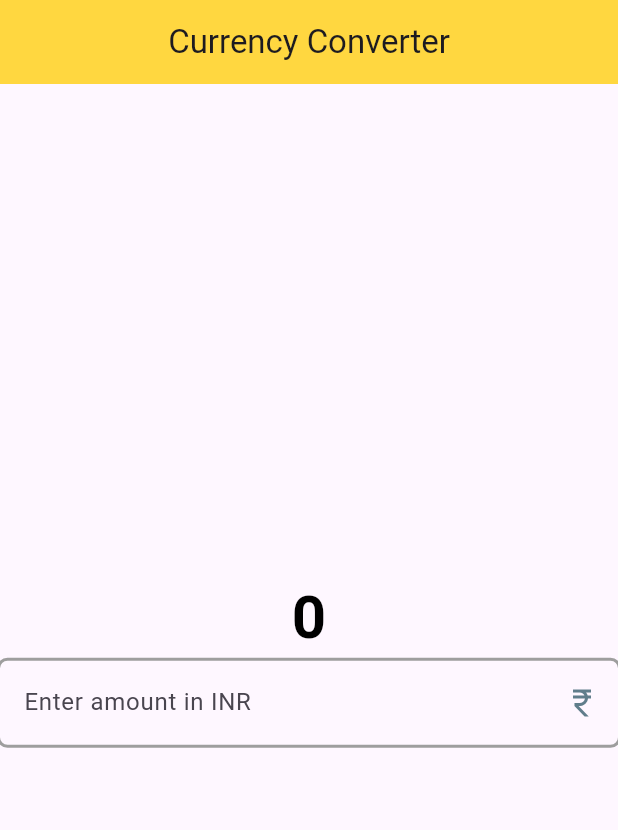
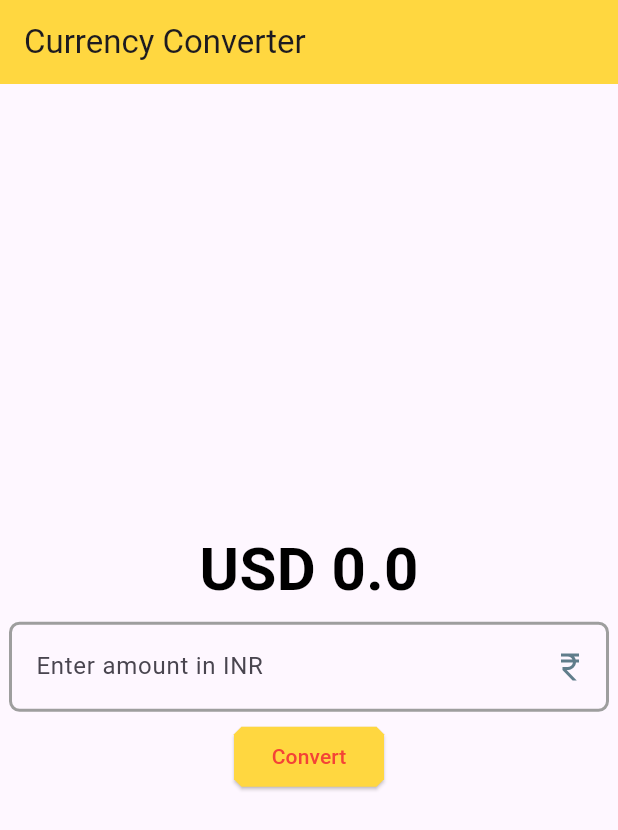
Before and after one commit to Souma061/Flutter, a Flutter app: the screen it shows after launch, on a phone screen of 412 x 824 dp. Shown: the top 830 px of the screen. Run offline on Flutter 3.47's test engine with Material 3 defaults, Android fonts, the light colour scheme and no system bars.

Commit message:
Refactor CurrencyConverterPage to use StatefulWidget and improve UI elements

```diff
--- a/flutter_basics/lib/currency_converter_material_page.dart
+++ b/flutter_basics/lib/currency_converter_material_page.dart
@@ -1,34 +1,47 @@
 import 'package:flutter/material.dart';
+
 // import 'package:google_fonts/google_fonts.dart';
-
-class CurrencyConverterPage extends StatelessWidget {
+class CurrencyConverterPage extends StatefulWidget {
   const CurrencyConverterPage({super.key});
 
   @override
+  State<CurrencyConverterPage> createState() => _CurrencyConverterPageState();
+}
+
+class _CurrencyConverterPageState extends State<CurrencyConverterPage> {
+  double result = 0;
+  final TextEditingController textEditingController = TextEditingController();
+
+void convertCurrency() {
+    final input = textEditingController.text;
+
+    if (input.isEmpty) return;
+
+    setState(() {
+      result = double.parse(input) * 80.0;
+    });
+  }
+
+  @override
+  void dispose() {
+    textEditingController.dispose();
+    super.dispose();
+  }
+
+  @override
   Widget build(BuildContext context) {
-    final textFieldBorder = OutlineInputBorder(
-      borderSide: BorderSide(
-        color: Colors.grey,
-        width: 2.0,
-        style: BorderStyle.solid,
-        strokeAlign: BorderSide.strokeAlignOutside,
-      ),
-      borderRadius: BorderRadius.all(Radius.circular(5.0)),
-    );
     return Scaffold(
-      // backgroundColor: Colors.blueGrey,
       appBar: AppBar(
         title: Text('Currency Converter'),
-        centerTitle: true,
+        centerTitle: false,
         backgroundColor: Colors.amberAccent,
       ),
       body: Center(
         child: Column(
           mainAxisAlignment: MainAxisAlignment.center,
-
           children: [
             Text(
-              '0',
+              'USD ${(result != 0) ? result.toStringAsFixed(2) : result.toString()}',
               style: TextStyle(
                 fontFamily: 'Roboto',
                 fontSize: 40,
@@ -36,15 +49,52 @@ class CurrencyConverterPage extends StatelessWidget {
                 color: Colors.black,
               ),
             ),
-            TextField(
-              style: TextStyle(color: Colors.black),
-              decoration: InputDecoration(
-                hintText: 'Enter amount in INR',
-                suffixIcon: Icon(Icons.currency_rupee),
-                suffixIconColor: Colors.blueGrey,
-                focusedBorder: textFieldBorder,
-                enabledBorder: textFieldBorder,
+            Padding(
+              padding: const EdgeInsets.all(8.0),
+              child: TextField(
+                controller: textEditingController,
+                style: TextStyle(color: Colors.black),
+                decoration: InputDecoration(
+                  hintText: 'Enter amount in INR',
+                  suffixIcon: Icon(Icons.currency_rupee),
+                  suffixIconColor: Colors.blueGrey,
+                  focusedBorder: OutlineInputBorder(
+                    borderSide: BorderSide(
+                      color: Colors.grey,
+                      width: 2.0,
+                      style: BorderStyle.solid,
+                      strokeAlign: BorderSide.strokeAlignOutside,
+                    ),
+                    borderRadius: BorderRadius.all(Radius.circular(5.0)),
+                  ),
+                  enabledBorder: OutlineInputBorder(
+                    borderSide: BorderSide(
+                      color: Colors.grey,
+                      width: 2.0,
+                      style: BorderStyle.solid,
+                      strokeAlign: BorderSide.strokeAlignOutside,
+                    ),
+                    borderRadius: BorderRadius.all(Radius.circular(5.0)),
+                  ),
+                ),
+                keyboardType: const TextInputType.numberWithOptions(
+                  decimal: true,
+                ),
               ),
+            ),
+            ElevatedButton(
+              onPressed: () {
+                convertCurrency();
+              },
+              style: ElevatedButton.styleFrom(
+                backgroundColor: Colors.amberAccent,
+                foregroundColor: Colors.red,
+                fixedSize: Size(100, 40),
+                shape: BeveledRectangleBorder(
+                  borderRadius: BorderRadius.all(Radius.circular(5.0)),
+                ),
+              ),
+              child: Text('Convert'),
             ),
           ],
         ),
```
